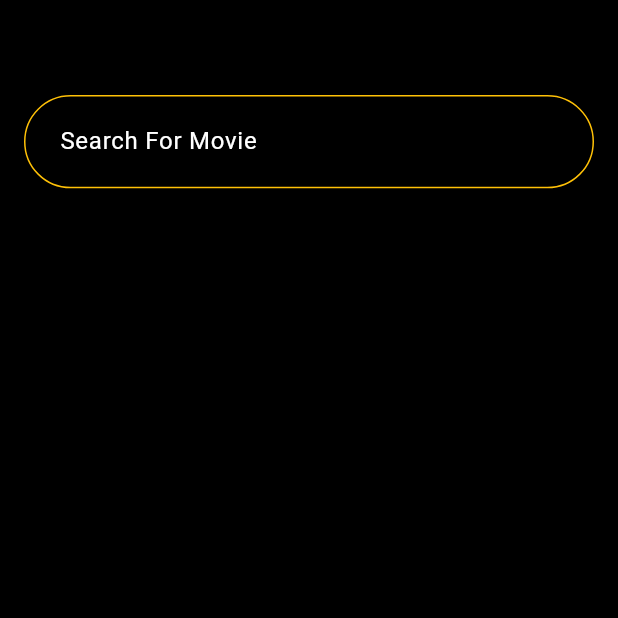
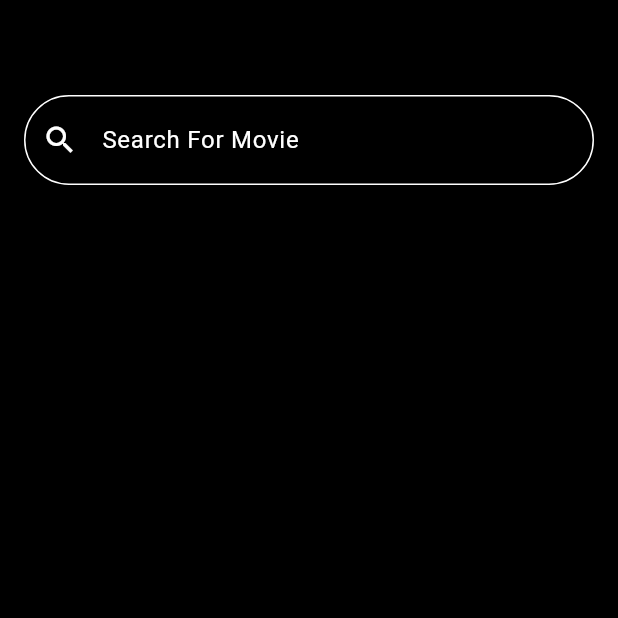
Before and after one commit to Ahmed4r/MoviesApp, a Flutter app: the SearchTab screen opened by its route, on a phone screen of 412 x 824 dp, the top half of it. Run offline on Flutter 3.47's test engine with Material 3 defaults, Android fonts, the phone set to English and light mode, and no system bars; our stand-ins replace bloc, cloud_firestore, firebase_core, flutter_bloc, flutter_image_slideshow, flutter_screenutil and 2 more; missing offline and left inert: dart:ffi; accounts and stored records are empty; network calls fail; statements that could not run were skipped.

Commit message:
search ui edited

```diff
--- a/lib/Presentation/Screens/SearchScreen/SearchTab.dart
+++ b/lib/Presentation/Screens/SearchScreen/SearchTab.dart
@@ -36,11 +36,11 @@ class SearchTab extends StatelessWidget {
                       viewmodel.searchMovie(search: value);
                     },
                     decoration: InputDecoration(
-                      prefix: Icon(Icons.search, color: Colors.white),
+                      prefixIcon: Icon(Icons.search, color: Colors.white),
                       labelText: 'Search For Movie',
                       labelStyle: TextStyle(color: Colors.white),
                       enabledBorder: OutlineInputBorder(
-                        borderSide: BorderSide(color: Colors.amber, width: 1.0),
+                        borderSide: BorderSide(color: Colors.white),
                         borderRadius: BorderRadius.circular(40.0),
                       ),
                       focusedBorder: OutlineInputBorder(
```
